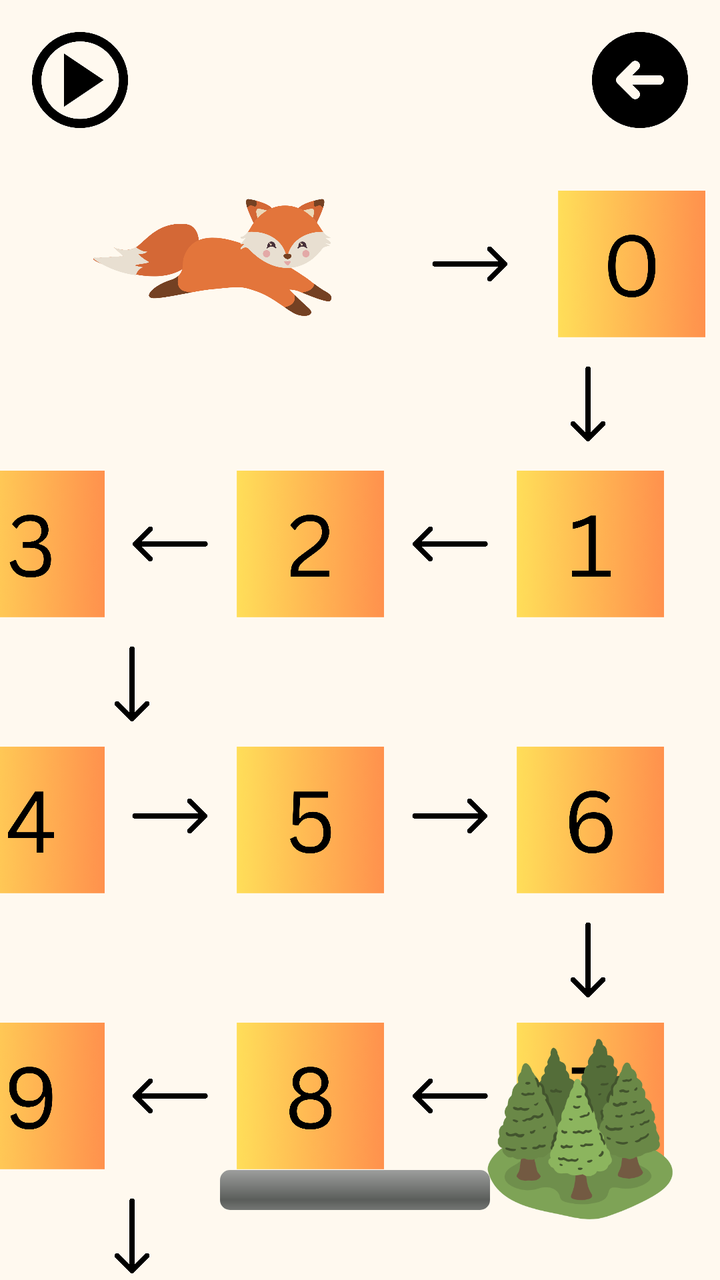
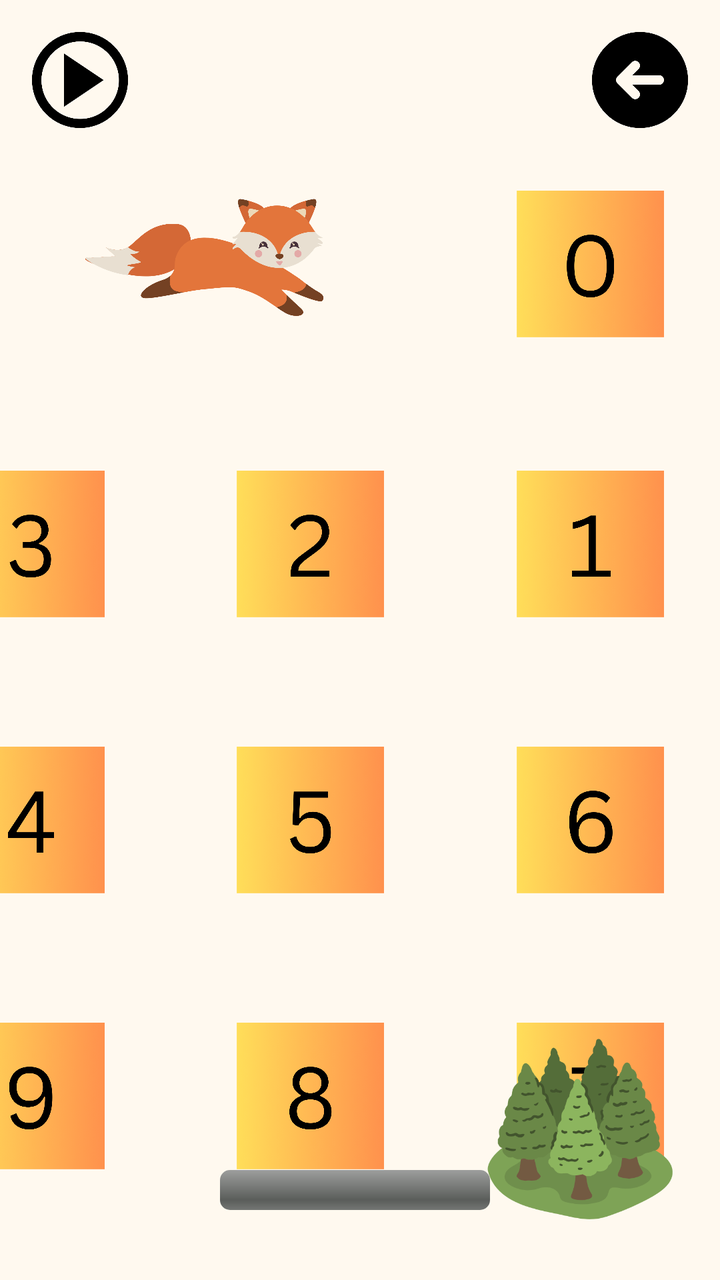

Screens rendered from an Android XML layout before and after an edit, with the pre-edit source and the edit as a unified diff.
<!-- AndroidManifest.xml: application theme Theme.AppCompat.Light.DarkActionBar -->
<!-- res/layout/activity_numbers.xml -->
<?xml version="1.0" encoding="utf-8"?>

<androidx.constraintlayout.widget.ConstraintLayout
    xmlns:android="http://schemas.android.com/apk/res/android"
    xmlns:app="http://schemas.android.com/apk/res-auto"
    xmlns:tools="http://schemas.android.com/tools"
    android:layout_width="match_parent"
    android:layout_height="match_parent"
    tools:context=".NumbersActivity"
    android:background="@color/happy_cream">

    <Button
        android:id="@+id/playButton"
        android:layout_width="48dp"
        android:layout_height="48dp"
        android:layout_marginTop="16dp"
        android:layout_marginStart="16dp"
        android:background="@drawable/playbtn"
        android:contentDescription="Play Button"
        app:layout_constraintStart_toStartOf="parent"
        app:layout_constraintTop_toTopOf="parent" />

    <Button
        android:id="@+id/backButton"
        android:layout_width="48dp"
        android:layout_height="48dp"
        android:background="@drawable/ic_back"
        android:contentDescription="Back Button"
        app:layout_constraintTop_toTopOf="parent"
        app:layout_constraintEnd_toEndOf="parent"
        android:layout_marginTop="16dp"
        android:layout_marginEnd="16dp" />


    <ImageView
        android:id="@+id/fuxiePlay"
        android:layout_width="130dp"
        android:layout_height="130dp"
        android:layout_marginStart="40dp"
        android:contentDescription="Fuxie Play"
        android:src="@drawable/fuxie_play"
        app:layout_constraintTop_toBottomOf="@+id/playButton"
        app:layout_constraintStart_toStartOf="parent"/>




    <ImageView
        android:id="@+id/firstArrowRight"
        android:layout_width="40dp"
        android:layout_height="40dp"
        android:contentDescription="Arrow Right Image"
        android:layout_marginStart="45dp"
        android:src="@drawable/arrow_right"
        app:layout_constraintStart_toEndOf="@+id/fuxiePlay"
        app:layout_constraintTop_toTopOf="@+id/nrZero"
        app:layout_constraintBottom_toBottomOf="@+id/nrZero" />

    <ImageView
        android:id="@+id/nrZero"
        android:layout_width="80dp"
        android:layout_height="80dp"
        android:layout_marginTop="92dp"
        android:contentDescription="Number Zero"
        android:src="@drawable/zero"
        app:layout_constraintEnd_toEndOf="parent"
        android:layout_marginStart="56dp"
        app:layout_constraintStart_toStartOf="@id/firstArrowRight"
        app:layout_constraintTop_toTopOf="parent" />

    <ImageView
        android:id="@+id/firstArrowDown"
        android:layout_width="40dp"
        android:layout_height="40dp"
        android:layout_marginTop="10dp"
        android:contentDescription="Arrow Down Image"
        android:layout_marginEnd="46dp"
        android:src="@drawable/arrow_down"
        app:layout_constraintEnd_toEndOf="parent"
        app:layout_constraintTop_toBottomOf="@+id/nrZero" />

    <ImageView
        android:id="@+id/nrOne"
        android:layout_width="80dp"
        android:layout_height="80dp"
        android:layout_marginTop="10dp"
        android:contentDescription="Number One"
        android:layout_marginEnd="25dp"
        android:src="@drawable/one"
        app:layout_constraintEnd_toEndOf="parent"
        app:layout_constraintTop_toBottomOf="@+id/firstArrowDown" />

    <ImageView
        android:id="@+id/firstArrowLeft"
        android:layout_width="40dp"
        android:layout_height="40dp"
        android:layout_marginEnd="10dp"
        android:layout_marginTop="100dp"
        android:contentDescription="Arrow Left Image"
        android:src="@drawable/arrow_left"
        app:layout_constraintEnd_toStartOf="@+id/nrOne"
        app:layout_constraintTop_toBottomOf="@+id/firstArrowRight"
        />

    <ImageView
        android:id="@+id/nrTwo"
        android:layout_width="80dp"
        android:layout_height="80dp"
        android:layout_marginTop="80dp"
        android:layout_marginEnd="10dp"
        android:contentDescription="Number Two"
        android:src="@drawable/two"
        app:layout_constraintEnd_toStartOf="@+id/firstArrowLeft"
        app:layout_constraintTop_toBottomOf="@+id/firstArrowRight" />

    <ImageView
        android:id="@+id/secondArrowLeft"
        android:layout_width="40dp"
        android:layout_height="40dp"
        android:layout_marginEnd="10dp"
        android:layout_marginTop="100dp"
        android:contentDescription="Arrow Left Image"
        android:src="@drawable/arrow_left"
        app:layout_constraintEnd_toStartOf="@+id/nrTwo"
        app:layout_constraintTop_toBottomOf="@+id/firstArrowRight"
        />

    <ImageView
        android:id="@+id/nrThree"
        android:layout_width="80dp"
        android:layout_height="80dp"
        android:layout_marginTop="80dp"
        android:layout_marginEnd="10dp"
        android:contentDescription="Number Three"
        android:src="@drawable/three"
        app:layout_constraintEnd_toStartOf="@+id/secondArrowLeft"
        app:layout_constraintTop_toBottomOf="@+id/firstArrowRight" />

    <ImageView
        android:id="@+id/secondArrowDown"
        android:layout_width="40dp"
        android:layout_height="40dp"
        android:layout_marginTop="10dp"
        android:contentDescription="Arrow Down Image"
        android:layout_marginStart="46dp"
        android:src="@drawable/arrow_down"
        app:layout_constraintStart_toStartOf="parent"
        app:layout_constraintTop_toBottomOf="@+id/nrThree" />

    <ImageView
        android:id="@+id/nrFour"
        android:layout_width="80dp"
        android:layout_height="80dp"
        android:layout_marginTop="8dp"
        android:layout_marginEnd="10dp"
        android:contentDescription="Number Four"
        android:src="@drawable/four"
        app:layout_constraintEnd_toStartOf="@+id/secondArrowLeft"
        app:layout_constraintTop_toBottomOf="@+id/secondArrowDown" />

    <ImageView
        android:id="@+id/secondArrowRight"
        android:layout_width="40dp"
        android:layout_height="40dp"
        android:layout_marginStart="10dp"
        android:layout_marginTop="96dp"
        android:contentDescription="Arrow Right Image"
        android:src="@drawable/arrow_right"
        app:layout_constraintStart_toEndOf="@+id/nrFour"
        app:layout_constraintTop_toBottomOf="@+id/secondArrowLeft"
        />


    <ImageView
        android:id="@+id/nrFive"
        android:layout_width="80dp"
        android:layout_height="80dp"
        android:layout_marginTop="58dp"
        android:layout_marginStart="10dp"
        android:contentDescription="Number Five"
        android:src="@drawable/five"
        app:layout_constraintStart_toEndOf="@+id/secondArrowRight"
        app:layout_constraintTop_toBottomOf="@+id/nrTwo" />

    <ImageView
        android:id="@+id/thirdArrowRight"
        android:layout_width="40dp"
        android:layout_height="40dp"
        android:layout_marginStart="10dp"
        android:layout_marginTop="96dp"
        android:contentDescription="Arrow Right Image"
        android:src="@drawable/arrow_right"
        app:layout_constraintStart_toEndOf="@+id/nrFive"
        app:layout_constraintTop_toBottomOf="@+id/firstArrowLeft"
        />

    <ImageView
        android:id="@+id/nrSix"
        android:layout_width="80dp"
        android:layout_height="80dp"
        android:layout_marginTop="58dp"
        android:contentDescription="Number Six"
        android:layout_marginEnd="25dp"
        android:src="@drawable/six"
        app:layout_constraintEnd_toEndOf="parent"
        app:layout_constraintTop_toBottomOf="@+id/nrOne" />

    <ImageView
        android:id="@+id/thirdArrowDown"
        android:layout_width="40dp"
        android:layout_height="40dp"
        android:layout_marginTop="10dp"
        android:contentDescription="Arrow Down Image"
        android:layout_marginEnd="46dp"
        android:src="@drawable/arrow_down"
        app:layout_constraintEnd_toEndOf="parent"
        app:layout_constraintTop_toBottomOf="@+id/nrSix" />

    <ImageView
        android:id="@+id/nrSeven"
        android:layout_width="80dp"
        android:layout_height="80dp"
        android:layout_marginTop="58dp"
        android:contentDescription="Number Seven "
        android:layout_marginEnd="25dp"
        android:src="@drawable/seven"
        app:layout_constraintEnd_toEndOf="parent"
        app:layout_constraintTop_toBottomOf="@+id/nrSix" />

    <ImageView
        android:id="@+id/thirdArrowLeft"
        android:layout_width="40dp"
        android:layout_height="40dp"
        android:layout_marginEnd="10dp"
        android:layout_marginTop="100dp"
        android:contentDescription="Arrow Left Image"
        android:src="@drawable/arrow_left"
        app:layout_constraintEnd_toStartOf="@+id/nrSeven"
        app:layout_constraintTop_toBottomOf="@+id/thirdArrowRight"
        />

    <ImageView
        android:id="@+id/nrEight"
        android:layout_width="80dp"
        android:layout_height="80dp"
        android:layout_marginTop="58dp"
        android:layout_marginEnd="10dp"
        android:contentDescription="Number Eight"
        android:src="@drawable/eight"
        app:layout_constraintEnd_toStartOf="@+id/thirdArrowLeft"
        app:layout_constraintTop_toBottomOf="@+id/nrFive" />

    <ImageView
        android:id="@+id/forthArrowLeft"
        android:layout_width="40dp"
        android:layout_height="40dp"
        android:layout_marginEnd="10dp"
        android:layout_marginTop="100dp"
        android:contentDescription="Arrow Left Image"
        android:src="@drawable/arrow_left"
        app:layout_constraintEnd_toStartOf="@+id/nrEight"
        app:layout_constraintTop_toBottomOf="@+id/secondArrowRight"
        />

    <ImageView
        android:id="@+id/nrNine"
        android:layout_width="80dp"
        android:layout_height="80dp"
        android:layout_marginTop="58dp"
        android:layout_marginEnd="10dp"
        android:contentDescription="Number Nine"
        android:src="@drawable/nine"
        app:layout_constraintEnd_toStartOf="@+id/forthArrowLeft"
        app:layout_constraintTop_toBottomOf="@+id/nrFour" />

    <ImageView
        android:id="@+id/forthArrowDown"
        android:layout_width="40dp"
        android:layout_height="40dp"
        android:layout_marginTop="10dp"
        android:contentDescription="Arrow Down Image"
        android:layout_marginStart="46dp"
        android:src="@drawable/arrow_down"
        app:layout_constraintStart_toStartOf="parent"
        app:layout_constraintTop_toBottomOf="@+id/nrNine" />

    <ImageView
        android:id="@+id/nrTen"
        android:layout_width="80dp"
        android:layout_height="80dp"
        android:layout_marginTop="8dp"
        android:layout_marginEnd="10dp"
        android:contentDescription="Number Ten"
        android:src="@drawable/ten"
        app:layout_constraintEnd_toStartOf="@+id/forthArrowLeft"
        app:layout_constraintTop_toBottomOf="@+id/forthArrowDown" />

    <ProgressBar
        android:id="@+id/progressBar"
        style="@android:style/Widget.ProgressBar.Horizontal"
        android:layout_width="match_parent"
        android:layout_height="wrap_content"
        android:layout_marginStart="110dp"
        android:layout_marginEnd="115dp"
        android:layout_marginBottom="35dp"
        android:max="100"
        android:progress="0"
        app:layout_constraintBottom_toBottomOf="parent"
        tools:layout_editor_absoluteX="16dp"/>

    <ImageView
        android:id="@+id/forestImage"
        android:layout_width="140dp"
        android:layout_height="140dp"
        android:contentDescription="Forest Image"
        android:src="@drawable/forest"
        app:layout_constraintBottom_toBottomOf="parent"
        app:layout_constraintEnd_toEndOf="parent" />




</androidx.constraintlayout.widget.ConstraintLayout>
<!-- resources referenced by this layout -->
<resources>
  <color name="happy_cream">#FFF9EF</color>
  <!-- drawable arrow_down: png bitmap (drawable, 16108 bytes) -->
  <!-- drawable arrow_left: png bitmap (drawable, 16335 bytes) -->
  <!-- drawable arrow_right: png bitmap (drawable, 16387 bytes) -->
  <!-- drawable eight: png bitmap (drawable, 50194 bytes) -->
  <!-- drawable five: png bitmap (drawable, 46873 bytes) -->
  <!-- drawable forest: png bitmap (drawable, 42483 bytes) -->
  <!-- drawable four: png bitmap (drawable, 40432 bytes) -->
  <!-- drawable fuxie_play: png bitmap (drawable, 55865 bytes) -->
  <!-- drawable ic_back: png bitmap (drawable, 12387 bytes) -->
  <!-- drawable nine: png bitmap (drawable, 50350 bytes) -->
  <!-- drawable one: png bitmap (drawable, 37401 bytes) -->
  <!-- drawable playbtn: png bitmap (drawable, 13382 bytes) -->
  <!-- drawable seven: png bitmap (drawable, 42070 bytes) -->
  <!-- drawable six: png bitmap (drawable, 50258 bytes) -->
  <!-- drawable ten: png bitmap (drawable, 53684 bytes) -->
  <!-- drawable three: png bitmap (drawable, 47139 bytes) -->
  <!-- drawable two: png bitmap (drawable, 45421 bytes) -->
  <!-- drawable zero: png bitmap (drawable, 49308 bytes) -->
</resources>

<!-- the commit's change to res/layout/activity_numbers.xml (unified diff, before → after) -->
@@ -36,25 +36,11 @@
         android:id="@+id/fuxiePlay"
         android:layout_width="130dp"
         android:layout_height="130dp"
-        android:layout_marginStart="40dp"
+        android:layout_marginStart="36dp"
         android:contentDescription="Fuxie Play"
         android:src="@drawable/fuxie_play"
-        app:layout_constraintTop_toBottomOf="@+id/playButton"
-        app:layout_constraintStart_toStartOf="parent"/>
-
-
-
-
-    <ImageView
-        android:id="@+id/firstArrowRight"
-        android:layout_width="40dp"
-        android:layout_height="40dp"
-        android:contentDescription="Arrow Right Image"
-        android:layout_marginStart="45dp"
-        android:src="@drawable/arrow_right"
-        app:layout_constraintStart_toEndOf="@+id/fuxiePlay"
-        app:layout_constraintTop_toTopOf="@+id/nrZero"
-        app:layout_constraintBottom_toBottomOf="@+id/nrZero" />
+        app:layout_constraintStart_toStartOf="parent"
+        app:layout_constraintTop_toBottomOf="@+id/playButton" />
 
     <ImageView
         android:id="@+id/nrZero"
@@ -64,111 +50,56 @@
         android:contentDescription="Number Zero"
         android:src="@drawable/zero"
         app:layout_constraintEnd_toEndOf="parent"
-        android:layout_marginStart="56dp"
-        app:layout_constraintStart_toStartOf="@id/firstArrowRight"
+        android:layout_marginEnd="25dp"
         app:layout_constraintTop_toTopOf="parent" />
 
-    <ImageView
-        android:id="@+id/firstArrowDown"
-        android:layout_width="40dp"
-        android:layout_height="40dp"
-        android:layout_marginTop="10dp"
-        android:contentDescription="Arrow Down Image"
-        android:layout_marginEnd="46dp"
-        android:src="@drawable/arrow_down"
+
+    <ImageView
+        android:id="@+id/nrOne"
+        android:layout_width="80dp"
+        android:layout_height="80dp"
+        android:layout_marginTop="60dp"
+        android:contentDescription="Number One"
+        android:layout_marginEnd="25dp"
+        android:src="@drawable/one"
         app:layout_constraintEnd_toEndOf="parent"
         app:layout_constraintTop_toBottomOf="@+id/nrZero" />
 
-    <ImageView
-        android:id="@+id/nrOne"
-        android:layout_width="80dp"
-        android:layout_height="80dp"
-        android:layout_marginTop="10dp"
-        android:contentDescription="Number One"
-        android:layout_marginEnd="25dp"
-        android:src="@drawable/one"
-        app:layout_constraintEnd_toEndOf="parent"
-        app:layout_constraintTop_toBottomOf="@+id/firstArrowDown" />
-
-    <ImageView
-        android:id="@+id/firstArrowLeft"
-        android:layout_width="40dp"
-        android:layout_height="40dp"
-        android:layout_marginEnd="10dp"
-        android:layout_marginTop="100dp"
-        android:contentDescription="Arrow Left Image"
-        android:src="@drawable/arrow_left"
-        app:layout_constraintEnd_toStartOf="@+id/nrOne"
-        app:layout_constraintTop_toBottomOf="@+id/firstArrowRight"
-        />
 
     <ImageView
         android:id="@+id/nrTwo"
         android:layout_width="80dp"
         android:layout_height="80dp"
-        android:layout_marginTop="80dp"
-        android:layout_marginEnd="10dp"
+        android:layout_marginTop="60dp"
+        android:layout_marginEnd="60dp"
         android:contentDescription="Number Two"
         android:src="@drawable/two"
-        app:layout_constraintEnd_toStartOf="@+id/firstArrowLeft"
-        app:layout_constraintTop_toBottomOf="@+id/firstArrowRight" />
-
-    <ImageView
-        android:id="@+id/secondArrowLeft"
-        android:layout_width="40dp"
-        android:layout_height="40dp"
-        android:layout_marginEnd="10dp"
-        android:layout_marginTop="100dp"
-        android:contentDescription="Arrow Left Image"
-        android:src="@drawable/arrow_left"
-        app:layout_constraintEnd_toStartOf="@+id/nrTwo"
-        app:layout_constraintTop_toBottomOf="@+id/firstArrowRight"
-        />
+        app:layout_constraintEnd_toStartOf="@+id/nrOne"
+        app:layout_constraintTop_toBottomOf="@+id/nrZero" />
+
 
     <ImageView
         android:id="@+id/nrThree"
         android:layout_width="80dp"
         android:layout_height="80dp"
-        android:layout_marginTop="80dp"
-        android:layout_marginEnd="10dp"
+        android:layout_marginTop="60dp"
+        android:layout_marginEnd="60dp"
         android:contentDescription="Number Three"
         android:src="@drawable/three"
-        app:layout_constraintEnd_toStartOf="@+id/secondArrowLeft"
-        app:layout_constraintTop_toBottomOf="@+id/firstArrowRight" />
-
-    <ImageView
-        android:id="@+id/secondArrowDown"
-        android:layout_width="40dp"
-        android:layout_height="40dp"
-        android:layout_marginTop="10dp"
-        android:contentDescription="Arrow Down Image"
-        android:layout_marginStart="46dp"
-        android:src="@drawable/arrow_down"
-        app:layout_constraintStart_toStartOf="parent"
-        app:layout_constraintTop_toBottomOf="@+id/nrThree" />
+        app:layout_constraintEnd_toStartOf="@+id/nrTwo"
+        app:layout_constraintTop_toBottomOf="@+id/nrZero" />
+
 
     <ImageView
         android:id="@+id/nrFour"
         android:layout_width="80dp"
         android:layout_height="80dp"
-        android:layout_marginTop="8dp"
-        android:layout_marginEnd="10dp"
+        android:layout_marginTop="58dp"
+        android:layout_marginEnd="60dp"
         android:contentDescription="Number Four"
         android:src="@drawable/four"
-        app:layout_constraintEnd_toStartOf="@+id/secondArrowLeft"
-        app:layout_constraintTop_toBottomOf="@+id/secondArrowDown" />
-
-    <ImageView
-        android:id="@+id/secondArrowRight"
-        android:layout_width="40dp"
-        android:layout_height="40dp"
-        android:layout_marginStart="10dp"
-        android:layout_marginTop="96dp"
-        android:contentDescription="Arrow Right Image"
-        android:src="@drawable/arrow_right"
-        app:layout_constraintStart_toEndOf="@+id/nrFour"
-        app:layout_constraintTop_toBottomOf="@+id/secondArrowLeft"
-        />
+        app:layout_constraintEnd_toStartOf="@+id/nrFive"
+        app:layout_constraintTop_toBottomOf="@+id/nrThree" />
 
 
     <ImageView
@@ -176,23 +107,12 @@
         android:layout_width="80dp"
         android:layout_height="80dp"
         android:layout_marginTop="58dp"
-        android:layout_marginStart="10dp"
+        android:layout_marginEnd="60dp"
         android:contentDescription="Number Five"
         android:src="@drawable/five"
-        app:layout_constraintStart_toEndOf="@+id/secondArrowRight"
+        app:layout_constraintEnd_toStartOf="@+id/nrSix"
         app:layout_constraintTop_toBottomOf="@+id/nrTwo" />
 
-    <ImageView
-        android:id="@+id/thirdArrowRight"
-        android:layout_width="40dp"
-        android:layout_height="40dp"
-        android:layout_marginStart="10dp"
-        android:layout_marginTop="96dp"
-        android:contentDescription="Arrow Right Image"
-        android:src="@drawable/arrow_right"
-        app:layout_constraintStart_toEndOf="@+id/nrFive"
-        app:layout_constraintTop_toBottomOf="@+id/firstArrowLeft"
-        />
 
     <ImageView
         android:id="@+id/nrSix"
@@ -205,95 +125,54 @@
         app:layout_constraintEnd_toEndOf="parent"
         app:layout_constraintTop_toBottomOf="@+id/nrOne" />
 
-    <ImageView
-        android:id="@+id/thirdArrowDown"
-        android:layout_width="40dp"
-        android:layout_height="40dp"
-        android:layout_marginTop="10dp"
-        android:contentDescription="Arrow Down Image"
-        android:layout_marginEnd="46dp"
-        android:src="@drawable/arrow_down"
+
+    <ImageView
+        android:id="@+id/nrSeven"
+        android:layout_width="80dp"
+        android:layout_height="80dp"
+        android:layout_marginTop="58dp"
+        android:contentDescription="Number Seven "
+        android:layout_marginEnd="25dp"
+        android:src="@drawable/seven"
         app:layout_constraintEnd_toEndOf="parent"
         app:layout_constraintTop_toBottomOf="@+id/nrSix" />
 
-    <ImageView
-        android:id="@+id/nrSeven"
-        android:layout_width="80dp"
-        android:layout_height="80dp"
-        android:layout_marginTop="58dp"
-        android:contentDescription="Number Seven "
-        android:layout_marginEnd="25dp"
-        android:src="@drawable/seven"
-        app:layout_constraintEnd_toEndOf="parent"
-        app:layout_constraintTop_toBottomOf="@+id/nrSix" />
-
-    <ImageView
-        android:id="@+id/thirdArrowLeft"
-        android:layout_width="40dp"
-        android:layout_height="40dp"
-        android:layout_marginEnd="10dp"
-        android:layout_marginTop="100dp"
-        android:contentDescription="Arrow Left Image"
-        android:src="@drawable/arrow_left"
-        app:layout_constraintEnd_toStartOf="@+id/nrSeven"
-        app:layout_constraintTop_toBottomOf="@+id/thirdArrowRight"
-        />
 
     <ImageView
         android:id="@+id/nrEight"
         android:layout_width="80dp"
         android:layout_height="80dp"
         android:layout_marginTop="58dp"
-        android:layout_marginEnd="10dp"
+        android:layout_marginEnd="60dp"
         android:contentDescription="Number Eight"
         android:src="@drawable/eight"
-        app:layout_constraintEnd_toStartOf="@+id/thirdArrowLeft"
+        app:layout_constraintEnd_toStartOf="@+id/nrSeven"
         app:layout_constraintTop_toBottomOf="@+id/nrFive" />
 
-    <ImageView
-        android:id="@+id/forthArrowLeft"
-        android:layout_width="40dp"
-        android:layout_height="40dp"
-        android:layout_marginEnd="10dp"
-        android:layout_marginTop="100dp"
-        android:contentDescription="Arrow Left Image"
-        android:src="@drawable/arrow_left"
-        app:layout_constraintEnd_toStartOf="@+id/nrEight"
-        app:layout_constraintTop_toBottomOf="@+id/secondArrowRight"
-        />
 
     <ImageView
         android:id="@+id/nrNine"
         android:layout_width="80dp"
         android:layout_height="80dp"
         android:layout_marginTop="58dp"
-        android:layout_marginEnd="10dp"
+        android:layout_marginEnd="60dp"
         android:contentDescription="Number Nine"
         android:src="@drawable/nine"
-        app:layout_constraintEnd_toStartOf="@+id/forthArrowLeft"
+        app:layout_constraintEnd_toStartOf="@+id/nrEight"
         app:layout_constraintTop_toBottomOf="@+id/nrFour" />
 
-    <ImageView
-        android:id="@+id/forthArrowDown"
-        android:layout_width="40dp"
-        android:layout_height="40dp"
-        android:layout_marginTop="10dp"
-        android:contentDescription="Arrow Down Image"
-        android:layout_marginStart="46dp"
-        android:src="@drawable/arrow_down"
-        app:layout_constraintStart_toStartOf="parent"
-        app:layout_constraintTop_toBottomOf="@+id/nrNine" />
+
 
     <ImageView
         android:id="@+id/nrTen"
         android:layout_width="80dp"
         android:layout_height="80dp"
-        android:layout_marginTop="8dp"
-        android:layout_marginEnd="10dp"
+        android:layout_marginTop="55dp"
+        android:layout_marginEnd="60dp"
         android:contentDescription="Number Ten"
         android:src="@drawable/ten"
-        app:layout_constraintEnd_toStartOf="@+id/forthArrowLeft"
-        app:layout_constraintTop_toBottomOf="@+id/forthArrowDown" />
+        app:layout_constraintEnd_toStartOf="@+id/nrEight"
+        app:layout_constraintTop_toBottomOf="@+id/nrNine" />
 
     <ProgressBar
         android:id="@+id/progressBar"
<!-- resource entries referenced after the edit -->
@@ -1,9 +1,6 @@
 <!-- resources referenced by this layout -->
 <resources>
   <color name="happy_cream">#FFF9EF</color>
-  <!-- drawable arrow_down: png bitmap (drawable, 16108 bytes) -->
-  <!-- drawable arrow_left: png bitmap (drawable, 16335 bytes) -->
-  <!-- drawable arrow_right: png bitmap (drawable, 16387 bytes) -->
   <!-- drawable eight: png bitmap (drawable, 50194 bytes) -->
   <!-- drawable five: png bitmap (drawable, 46873 bytes) -->
   <!-- drawable forest: png bitmap (drawable, 42483 bytes) -->
